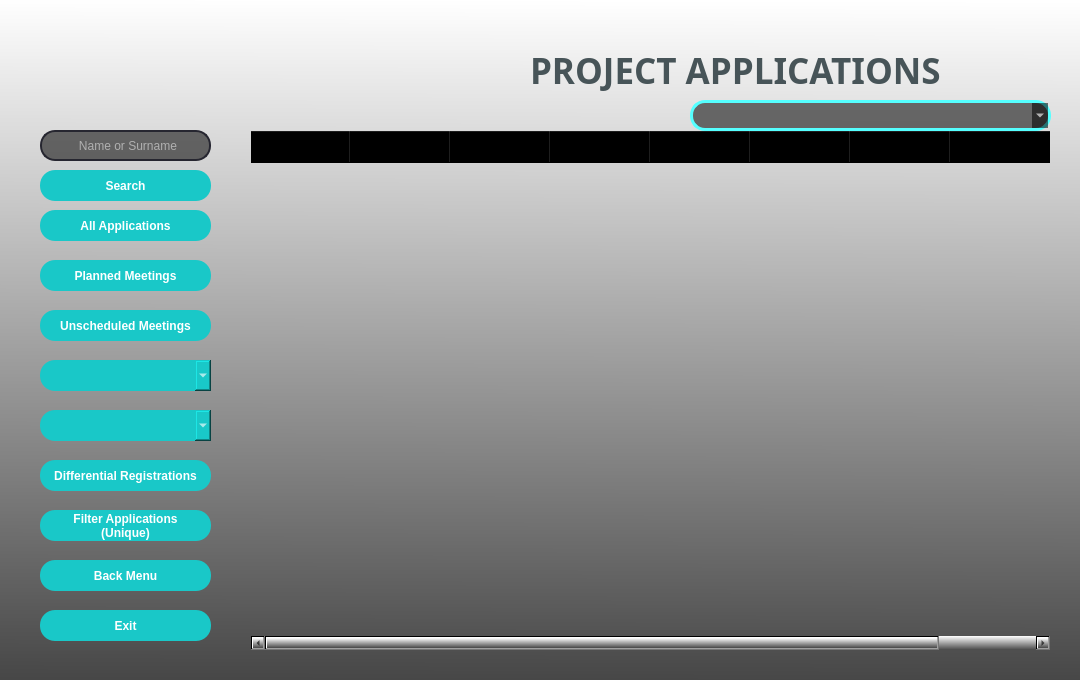
First picture: the form in UI_Files/applications_ui.ui, repository buyukakcali/Python-Module-Week7_CRM-Project, before the edit.
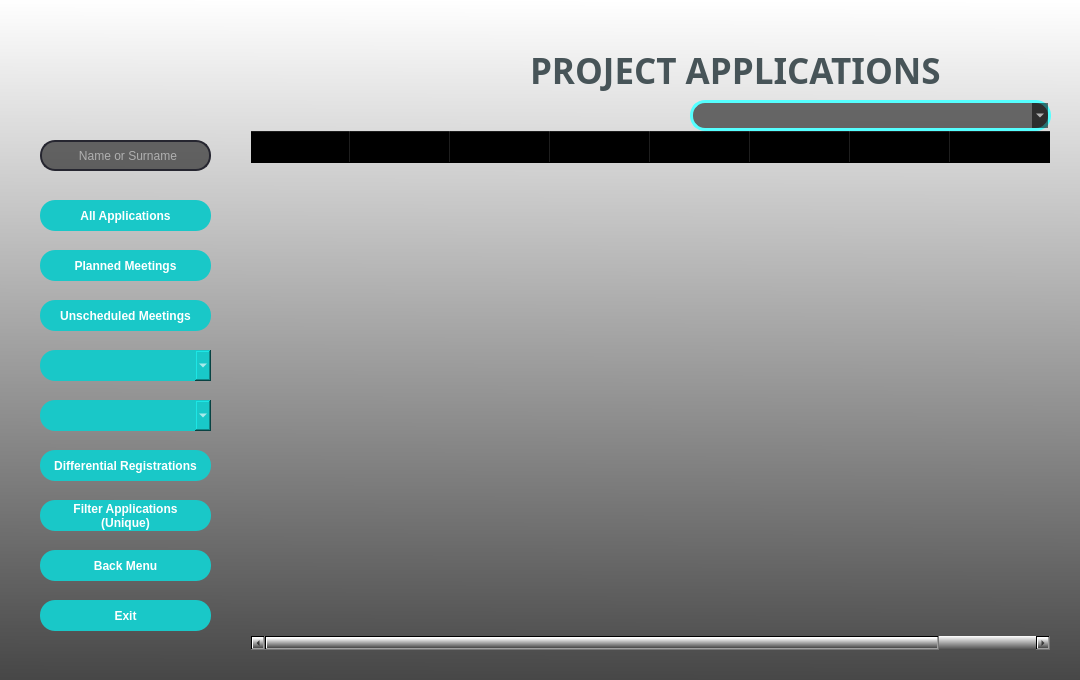
Second picture: the form after the edit. Icons and pictures are not drawn.

Commit message: Arama kutularinin davranisi degistildigi icin Search butonlari kaldirildi

Patch:
```diff
--- a/UI_Files/applications_ui.ui
+++ b/UI_Files/applications_ui.ui
@@ -36,7 +36,7 @@
    <property name="geometry">
     <rect>
      <x>40</x>
-     <y>210</y>
+     <y>200</y>
      <width>171</width>
      <height>31</height>
     </rect>
@@ -85,7 +85,7 @@
    <property name="geometry">
     <rect>
      <x>40</x>
-     <y>260</y>
+     <y>250</y>
      <width>171</width>
      <height>31</height>
     </rect>
@@ -115,7 +115,7 @@
    <property name="geometry">
     <rect>
      <x>40</x>
-     <y>310</y>
+     <y>300</y>
      <width>171</width>
      <height>31</height>
     </rect>
@@ -145,7 +145,7 @@
    <property name="geometry">
     <rect>
      <x>40</x>
-     <y>460</y>
+     <y>450</y>
      <width>171</width>
      <height>31</height>
     </rect>
@@ -175,7 +175,7 @@
    <property name="geometry">
     <rect>
      <x>40</x>
-     <y>560</y>
+     <y>550</y>
      <width>171</width>
      <height>31</height>
     </rect>
@@ -205,7 +205,7 @@
    <property name="geometry">
     <rect>
      <x>40</x>
-     <y>510</y>
+     <y>500</y>
      <width>171</width>
      <height>31</height>
     </rect>
@@ -236,7 +236,7 @@
    <property name="geometry">
     <rect>
      <x>40</x>
-     <y>610</y>
+     <y>600</y>
      <width>171</width>
      <height>31</height>
     </rect>
@@ -262,36 +262,6 @@
     <string>Exit</string>
    </property>
   </widget>
-  <widget class="QPushButton" name="pushButtonSearch">
-   <property name="geometry">
-    <rect>
-     <x>40</x>
-     <y>170</y>
-     <width>171</width>
-     <height>31</height>
-    </rect>
-   </property>
-   <property name="font">
-    <font>
-     <family>Arial</family>
-     <bold>true</bold>
-    </font>
-   </property>
-   <property name="styleSheet">
-    <string notr="true">QPushButton{
-	border-radius : 15px;
-	background-color : rgb(25, 200, 200);
-	color: rgb(255, 255, 255);
-}
-QPushButton:hover{
-	background-color: rgb(20, 135, 135);
-    border: 2px solid rgb(162, 0, 0);
-}</string>
-   </property>
-   <property name="text">
-    <string>Search</string>
-   </property>
-  </widget>
   <widget class="QTableWidget" name="tableWidget">
    <property name="geometry">
     <rect>
@@ -356,7 +326,7 @@
    <property name="geometry">
     <rect>
      <x>40</x>
-     <y>130</y>
+     <y>140</y>
      <width>171</width>
      <height>31</height>
     </rect>
@@ -446,7 +416,7 @@
    <property name="geometry">
     <rect>
      <x>40</x>
-     <y>410</y>
+     <y>400</y>
      <width>171</width>
      <height>31</height>
     </rect>
@@ -485,7 +455,7 @@
    <property name="geometry">
     <rect>
      <x>40</x>
-     <y>360</y>
+     <y>350</y>
      <width>171</width>
      <height>31</height>
     </rect>
```
Left out of the diff: 1 changed line with no effect on the pictures. The commit also changes 5 other files.
